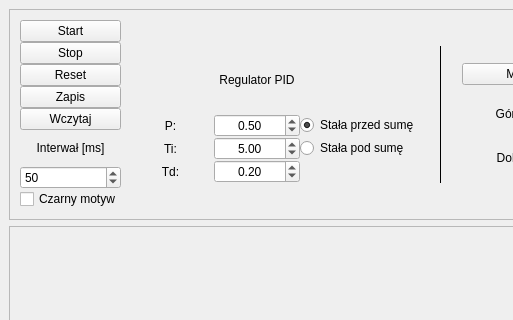
Qt form mainwindow.ui (JakubMida/SieciProjekt) before a commit; both pictures show x 0 to 513 and y 0 to 320 of the 1104 by 785 pixel window.
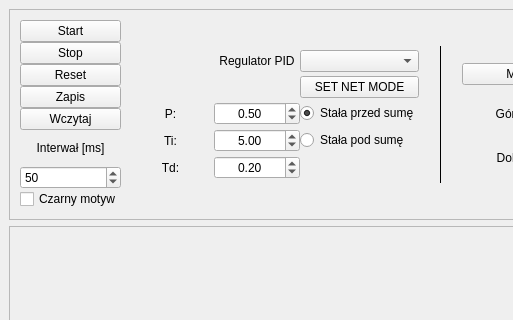
The same form after that commit. Custom widgets are drawn as their Qt base class.

Patch:
```diff
--- a/mainwindow.ui
+++ b/mainwindow.ui
@@ -37,8 +37,8 @@
         <rect>
          <x>0</x>
          <y>0</y>
-         <width>1078</width>
-         <height>205</height>
+         <width>1063</width>
+         <height>240</height>
         </rect>
        </property>
        <property name="sizePolicy">
@@ -404,7 +404,7 @@
             <property name="horizontalSpacing">
              <number>0</number>
             </property>
-            <item row="3" column="0">
+            <item row="4" column="0">
              <widget class="QLabel" name="label_3">
               <property name="text">
                <string>P:</string>
@@ -414,8 +414,8 @@
               </property>
              </widget>
             </item>
-            <item row="7" column="1">
-             <widget class="QDoubleSpinBox" name="tdSpinBox">
+            <item row="4" column="1">
+             <widget class="QDoubleSpinBox" name="kSpinBox">
               <property name="alignment">
                <set>Qt::AlignCenter</set>
               </property>
@@ -423,11 +423,24 @@
                <double>0.100000000000000</double>
               </property>
               <property name="value">
-               <double>0.200000000000000</double>
+               <double>0.500000000000000</double>
               </property>
              </widget>
             </item>
-            <item row="5" column="0">
+            <item row="1" column="2">
+             <widget class="QComboBox" name="networkCombo"/>
+            </item>
+            <item row="1" column="1">
+             <widget class="QLabel" name="label">
+              <property name="text">
+               <string>Regulator PID</string>
+              </property>
+              <property name="alignment">
+               <set>Qt::AlignmentFlag::AlignCenter</set>
+              </property>
+             </widget>
+            </item>
+            <item row="6" column="0">
              <widget class="QLabel" name="label_4">
               <property name="text">
                <string>Ti:</string>
@@ -437,30 +450,7 @@
               </property>
              </widget>
             </item>
-            <item row="7" column="0">
-             <widget class="QLabel" name="label_5">
-              <property name="text">
-               <string>Td:</string>
-              </property>
-              <property name="alignment">
-               <set>Qt::AlignCenter</set>
-              </property>
-             </widget>
-            </item>
-            <item row="3" column="1">
-             <widget class="QDoubleSpinBox" name="kSpinBox">
-              <property name="alignment">
-               <set>Qt::AlignCenter</set>
-              </property>
-              <property name="singleStep">
-               <double>0.100000000000000</double>
-              </property>
-              <property name="value">
-               <double>0.500000000000000</double>
-              </property>
-             </widget>
-            </item>
-            <item row="5" column="1">
+            <item row="6" column="1">
              <widget class="QDoubleSpinBox" name="tiSpinBox">
               <property name="alignment">
                <set>Qt::AlignCenter</set>
@@ -473,24 +463,37 @@
               </property>
              </widget>
             </item>
-            <item row="1" column="1">
-             <widget class="QLabel" name="label">
+            <item row="8" column="0">
+             <widget class="QLabel" name="label_5">
               <property name="text">
-               <string>Regulator PID</string>
+               <string>Td:</string>
               </property>
               <property name="alignment">
                <set>Qt::AlignCenter</set>
               </property>
              </widget>
             </item>
-            <item row="5" column="2">
+            <item row="6" column="2">
              <widget class="QRadioButton" name="radioButton_3">
               <property name="text">
                <string>Stała pod sumę</string>
               </property>
              </widget>
             </item>
-            <item row="3" column="2">
+            <item row="8" column="1">
+             <widget class="QDoubleSpinBox" name="tdSpinBox">
+              <property name="alignment">
+               <set>Qt::AlignmentFlag::AlignCenter</set>
+              </property>
+              <property name="singleStep">
+               <double>0.100000000000000</double>
+              </property>
+              <property name="value">
+               <double>0.200000000000000</double>
+              </property>
+             </widget>
+            </item>
+            <item row="4" column="2">
              <widget class="QRadioButton" name="radioButton_2">
               <property name="text">
                <string>Stała przed sumę</string>
@@ -500,6 +503,13 @@
               </property>
              </widget>
             </item>
+            <item row="2" column="2">
+             <widget class="QPushButton" name="networkButton">
+              <property name="text">
+               <string>SET NET MODE</string>
+              </property>
+             </widget>
+            </item>
            </layout>
           </item>
          </layout>
```
Left out of the diff: 58 changed lines with no effect on the pictures.
